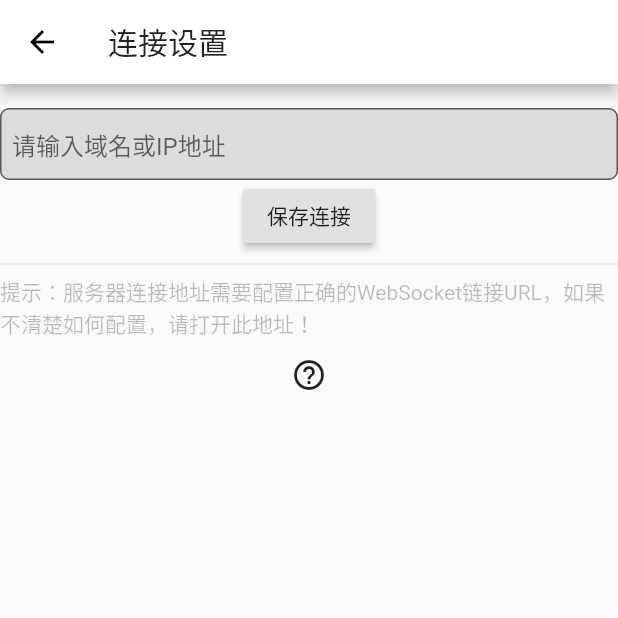
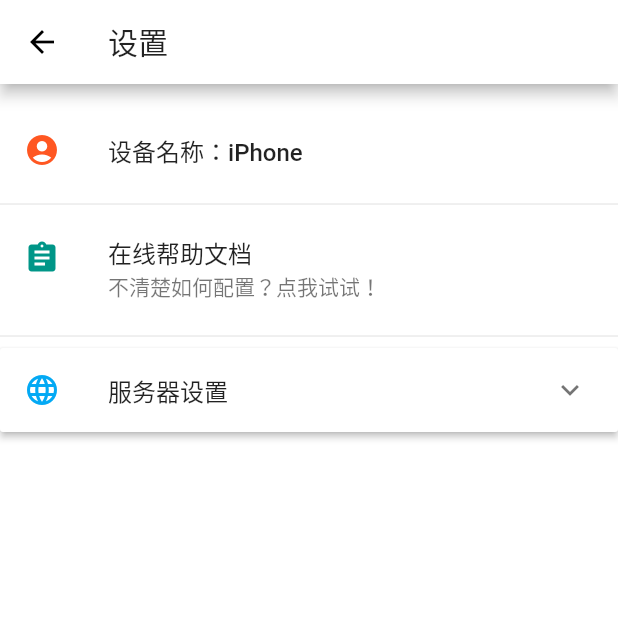
Before and after one commit to xiaour/flutter-im, a Flutter app: the screen it shows after launch, after a tap on the "settings" icon, on a phone screen of 412 x 824 dp, the top half of it. Run offline on Flutter 3.47's test engine with Material 2 defaults, Android fonts, the phone set to English and light mode, and no system bars; our stand-ins replace badges, device_info, event_bus, fluttertoast, shared_preferences; missing offline and left inert: flutter_bubble.

Commit message:
修改了一些细节处理

```diff
--- a/lib/ChatListState.dart
+++ b/lib/ChatListState.dart
@@ -13,10 +13,7 @@ import 'package:xiaour_app/setting/SettingPage.dart';
 import 'package:web_socket_channel/io.dart';
 import 'package:badges/badges.dart';
 import 'package:device_info/device_info.dart';
-
-
 import 'dart:convert';
-
 import 'constants/Tips.dart';
 import 'event/ChatEvent.dart';
 
@@ -31,6 +28,7 @@ class ChatListState extends State<ChatList> {
   @override
   void initState() {
     super.initState();
+    _getDeviceInfo();
     _connectServerAndReceive();
   }
 
@@ -84,6 +82,23 @@ class ChatListState extends State<ChatList> {
     }
 
   }
+  //获取设备信息
+  void _getDeviceInfo() async{
+    String tempDevice = "UNKONW";
+    DeviceInfoPlugin deviceInfo = new DeviceInfoPlugin();
+    if(Platform.isIOS){
+      IosDeviceInfo iosInfo = await deviceInfo.iosInfo;
+      tempDevice = iosInfo.model+"_"+iosInfo.name;
+    }else if(Platform.isAndroid) {
+      AndroidDeviceInfo androidInfo = await deviceInfo.androidInfo;
+      tempDevice = androidInfo.brand + "_" + androidInfo.id;
+    }
+    setState(() {
+        device = tempDevice;
+    });
+  }
+
+
   //连接或接收消息
   void _connectServerAndReceive() async{
     SharedPreferences sharedPreferences = await SharedPreferences.getInstance();
@@ -91,11 +106,16 @@ class ChatListState extends State<ChatList> {
       setState(() {
         connectionFlag = false;
       });
+      return;
     }
 
     String wsUrl = sharedPreferences.get(WS_DOMAIN)+"/echo";
-    final channel = new IOWebSocketChannel.connect(wsUrl);
+
+    Map<String,dynamic> myHeaders = {"device":device};
+
+    final channel = new IOWebSocketChannel.connect(wsUrl,headers: myHeaders);
     channel.stream.listen((message) {
+      print(message);
       _listen(channel);
       Map<String, dynamic> jsonMap = jsonDecode(message);
       //是否是登录的返回
@@ -140,10 +160,6 @@ class ChatListState extends State<ChatList> {
       }
     });
 
-    setState(() {
-      connectionFlag = false;
-    });
-
     Fluttertoast.showToast(
       msg: DEVICE_REFRESH,
       toastLength: Toast.LENGTH_SHORT,
@@ -164,14 +180,6 @@ class ChatListState extends State<ChatList> {
   Future<Null> _refresh() async {
     _connectServerAndReceive();
     return;
-  }
-  //获取设备类型
- String getDeviceInfo() {
-    if(Platform.isAndroid) {
-      return  "Android";
-    } else if (Platform.isIOS) {
-      return  "iOS";
-    }
   }
 
 
--- a/lib/setting/SettingPage.dart
+++ b/lib/setting/SettingPage.dart
@@ -13,6 +13,8 @@ class SettingPage extends StatefulWidget {
 class SettingPageState extends State<SettingPage> {
 
   final String WS_DOMAIN = "msg_ws_url_domain";
+  var size = FontWeight.w500; // 定义一个字体类型
+  var _isExpanded = false;
 
   TextEditingController domainController = TextEditingController();
 
@@ -24,12 +26,47 @@ class SettingPageState extends State<SettingPage> {
     });
 
     return Scaffold(
+
       appBar: AppBar(
-        title: Text('连接设置'),
+        title: Text('设置'),
       ),
-      body: Column(
+      body: Container(
+          decoration: BoxDecoration(color: Colors.white),
+          child:Column(
           children: <Widget>[
-          new Text(''),
+            new Text(""),
+            ListTile(
+              title: Text('设备名称：iPhone',style: TextStyle(fontWeight: size),),
+              leading: Icon(Icons.account_circle,color: Colors.deepOrange),
+            ),
+            // 分割线
+            new Divider(),
+            ListTile(
+              title: Text('在线帮助文档',style: TextStyle(fontWeight: size),),
+              subtitle: Text("不清楚如何配置？点我试试！"),
+              leading: Icon(Icons.assignment,color: Colors.teal),
+              onTap: this.openHelp,
+            ),
+            new Divider(),
+            SingleChildScrollView(
+
+                child:ExpansionPanelList(
+
+                  children : <ExpansionPanel>[
+
+                    ExpansionPanel(
+
+                      headerBuilder:(context, isExpanded){
+
+                        return ListTile(
+                          title: Text('服务器设置', style: TextStyle(fontWeight: size),),
+                          leading: Icon(Icons.language,color: Colors.lightBlue),
+                        );
+                      },
+                      body: Padding(
+                        padding: EdgeInsets.fromLTRB(15, 0, 15, 15),
+                        child: ListBody(
+                          children: <Widget>[
                             new TextField(
                               textInputAction:TextInputAction.done,
                               controller: domainController,
@@ -40,27 +77,35 @@ class SettingPageState extends State<SettingPage> {
                                   borderSide: BorderSide(color: Colors.transparent),
                                   borderRadius: BorderRadius.all(Radius.circular(6)),
                                 ),
-              fillColor: Colors.black12, filled: true,
-
+                                //fillColor: Colors.lightBlue, filled: true,
                               ),
 
                             )
+                            ,Text("")
                             ,RaisedButton(
                               splashColor:Colors.green,
                               onPressed: _saveConnect,
                               child: Text('保存连接'),
-          )
-          ,new Divider()
-          ,new Text('提示：服务器连接地址需要配置正确的WebSocket链接URL，如果不清楚如何配置，请打开此地址！',
-              textAlign:TextAlign.left,
-              style: TextStyle(color: Colors.black26,fontSize: 14.0))
-          ,new IconButton(
-              icon: Icon(Icons.help_outline),
-              onPressed: () {
-                this.openHelp();
-              }),
+                            ),
                           ],
                         ),
+                      ),
+                      isExpanded: _isExpanded,
+                      canTapOnHeader: true,
+                    ),
+
+                  ],
+                  expansionCallback:(panelIndex, isExpanded){
+                    setState(() {
+                      _isExpanded = !isExpanded;
+                    });
+                  },
+                  animationDuration : kThemeAnimationDuration,
+                ),
+            )
+          ],
+      ),
+      )
     );
   }
 
--- a/pubspec.yaml
+++ b/pubspec.yaml
@@ -23,7 +23,6 @@ dependencies:
   # The following adds the Cupertino Icons font to your application.
   # Use with the CupertinoIcons class for iOS style icons.
   cupertino_icons: ^0.1.2
-  english_words: ^3.1.0
   shared_preferences: ^0.4.3
   fluttertoast: ^2.1.1
   web_socket_channel: ^1.0.15
@@ -33,6 +32,7 @@ dependencies:
   event_bus: ^1.1.0
   device_info: ^0.4.0+2
   url_launcher: ^5.1.2
+  #image_picker: ^0.5.4+3
 
 dev_dependencies:
   flutter_test:
@@ -47,6 +47,7 @@ flutter:
 
   assets:
     - assets/images/splash.jpg
+    - assets/images/LOGO.png
   # The following line ensures that the Material Icons font is
   # included with your application, so that you can use the icons in
   # the material Icons class.
```
Also changed, not shown: lib/chat/ChatToUser.dart (+40 -11 lines), assets/images/LOGO.png (added), pubspec.lock. Lines whose indentation alone changed are shown as unchanged.
